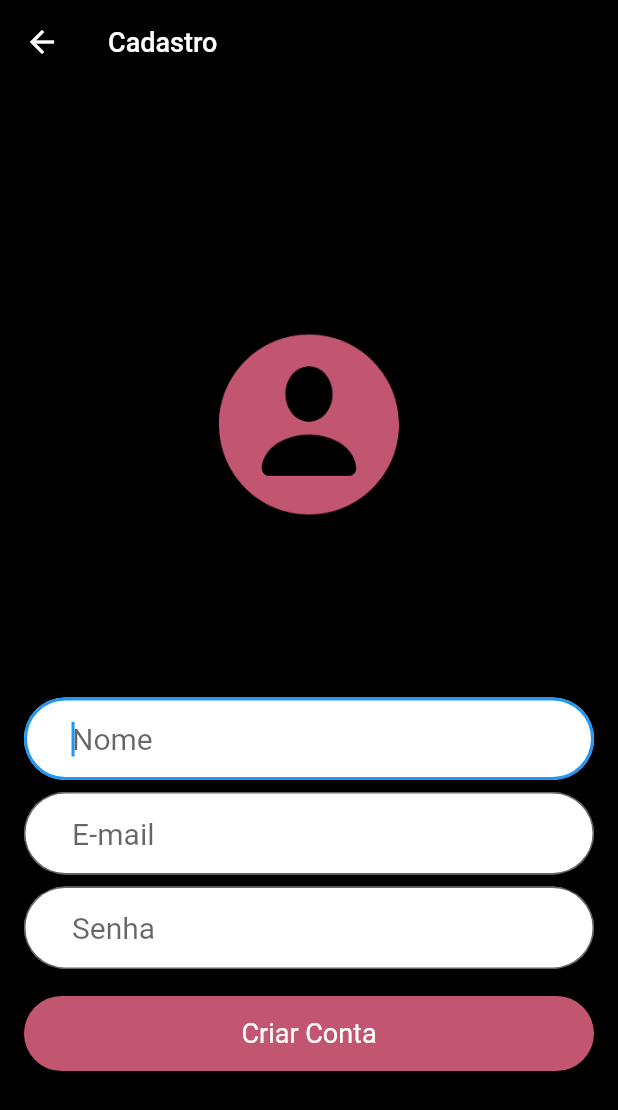
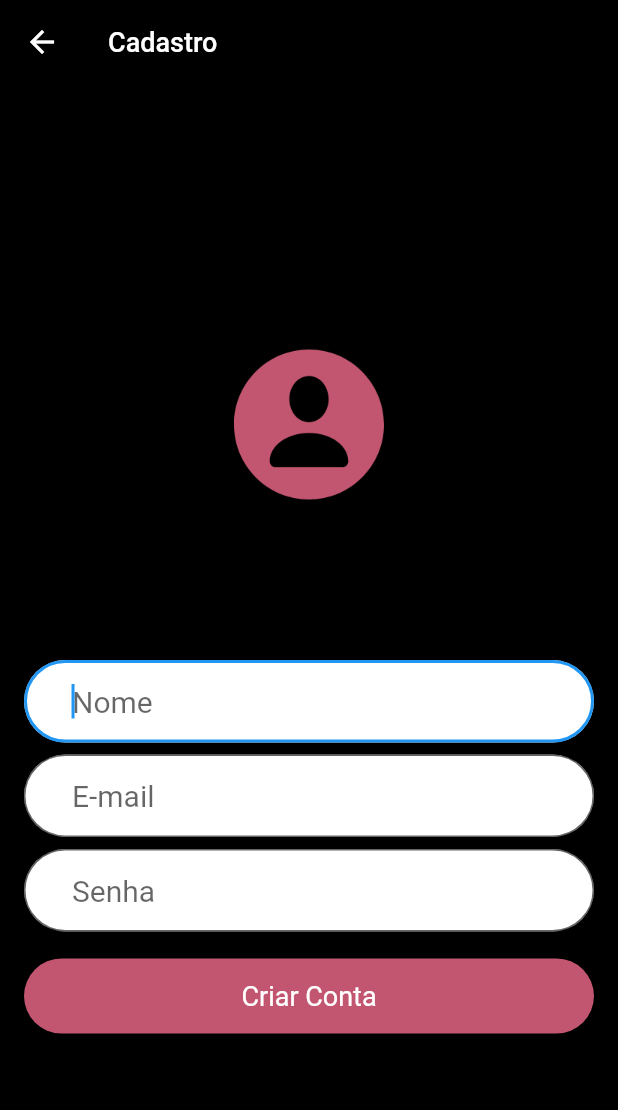
Before and after one commit to AlexGayer/shewoman, a Flutter app: the screen it shows after launch, after a tap on "Não tem Conta? Cadastre-se", on a phone screen of 412 x 824 dp. Shown: the top 1110 px of the screen. Run offline on Flutter 3.47's test engine with Material 2 defaults, Android fonts, the phone set to English and light mode, and no system bars; our stand-ins replace cloud_firestore, firebase_auth, font_awesome_flutter; accounts and stored records are empty.

Commit message:
ajuste de botões

```diff
--- a/lib/cadastro.dart
+++ b/lib/cadastro.dart
@@ -1,5 +1,6 @@
 import 'package:flutter/material.dart';
 import 'package:firebase_auth/firebase_auth.dart';
+import 'package:font_awesome_flutter/font_awesome_flutter.dart';
 
 class Cadastro extends StatefulWidget {
   @override
@@ -73,8 +74,8 @@ class _CadastroState extends State<Cadastro> {
                   padding: EdgeInsets.only(bottom: 32),
                   child: Image.asset(
                     "images/user_she.png",
-                    width: 300,
-                    height: 300,
+                    width: 250,
+                    height: 250,
                   ),
                 ),
                 //campo nome
@@ -153,6 +154,7 @@ class _CadastroState extends State<Cadastro> {
                     ),
                   ),
                 ),
+
                 Center(
                   child: Text(
                     _mensagemErro,
--- a/lib/login.dart
+++ b/lib/login.dart
@@ -25,8 +25,8 @@ class _LoginState extends State<Login> {
                   padding: EdgeInsets.only(bottom: 32),
                   child: Image.asset(
                     "images/logo.png",
-                    width: 400,
-                    height: 400,
+                    width: 300,
+                    height: 300,
                   ),
                 ),
                 Padding(
@@ -41,6 +41,9 @@ class _LoginState extends State<Login> {
                       filled: true,
                       fillColor: Colors.white,
                       border: OutlineInputBorder(
+                        borderSide: BorderSide(
+                          color: Color(0xffc25670),
+                        ),
                         borderRadius: BorderRadius.circular(32),
                       ),
                     ),
@@ -57,6 +60,9 @@ class _LoginState extends State<Login> {
                       filled: true,
                       fillColor: Colors.white,
                       border: OutlineInputBorder(
+                        borderSide: BorderSide(
+                          color: Color(0xffc25670),
+                        ),
                         borderRadius: BorderRadius.circular(32),
                       ),
                     ),
@@ -86,6 +92,54 @@ class _LoginState extends State<Login> {
                     onTap: _criarCadastro,
                   ),
                 ),
+                Padding(
+                  padding: EdgeInsets.only(top: 20),
+                  child: Row(
+                    mainAxisAlignment: MainAxisAlignment.spaceEvenly,
+                    children: [
+                      TextButton(
+                        onPressed: () {
+                          print("facebook");
+                        },
+                        child: Image.asset(
+                          "images/facebook.png",
+                          width: 40,
+                          height: 40,
+                        ),
+                      ),
+                      TextButton(
+                        onPressed: () {
+                          print("Google");
+                        },
+                        child: Image.asset(
+                          "images/google.png",
+                          width: 40,
+                          height: 40,
+                        ),
+                      ),
+                      TextButton(
+                        onPressed: () {
+                          print("Twitter");
+                        },
+                        child: Image.asset(
+                          "images/twitter.png",
+                          width: 40,
+                          height: 40,
+                        ),
+                      ),
+                      TextButton(
+                        onPressed: () {
+                          print("Google");
+                        },
+                        child: Image.asset(
+                          "images/instagram.png",
+                          width: 40,
+                          height: 40,
+                        ),
+                      ),
+                    ],
+                  ),
+                ),
               ],
             ),
           ),
--- a/lib/main.dart
+++ b/lib/main.dart
@@ -7,12 +7,6 @@ void main() {
   runApp(
     MaterialApp(
       home: Login(),
-      theme: ThemeData(
-        primaryColor: Color(0xff000000),
-        colorScheme: ColorScheme.fromSwatch().copyWith(
-          secondary: Color(0xff000000),
-        ),
-      ),
       debugShowCheckedModeBanner: false,
     ),
   );
```
Also changed, not shown: pubspec.yaml (+7 -0 lines), images/facebook.png (added), images/google.png (added), images/instagram.png (added), images/logo.png, images/logo2.png (added), images/twitter.png (added), pubspec.lock.
